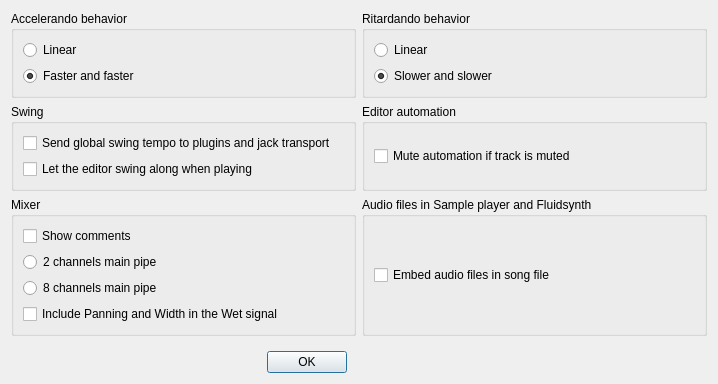
Qt form Qt/qt4_song_properties.ui (kmatheussen/radium) before a commit.
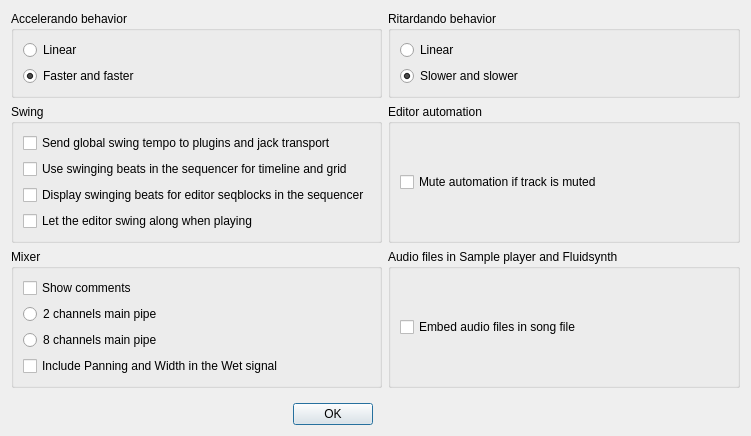
The same form after that commit.

Commit message: Sequencer: 1. Display editor note positions according to swing. 2. Optionally display beats in editor seqblocks according to swing. (true by default). 3. Optionally use global swing to display beats in timeline and for grid. (true by default)

Patch:
```diff
--- a/Qt/qt4_song_properties.ui
+++ b/Qt/qt4_song_properties.ui
@@ -6,8 +6,8 @@
    <rect>
     <x>0</x>
     <y>0</y>
-    <width>718</width>
-    <height>384</height>
+    <width>751</width>
+    <height>436</height>
    </rect>
   </property>
   <property name="sizePolicy">
@@ -80,13 +80,27 @@
         </property>
        </widget>
       </item>
-      <item row="1" column="0">
+      <item row="3" column="0">
        <widget class="QCheckBox" name="swing_along">
         <property name="text">
          <string>Let the editor swing along when playing</string>
         </property>
        </widget>
       </item>
+      <item row="2" column="0">
+       <widget class="QCheckBox" name="display_swinging_beats_in_seqblocks_in_sequencer">
+        <property name="text">
+         <string>Display swinging beats for editor seqblocks in the sequencer</string>
+        </property>
+       </widget>
+      </item>
+      <item row="1" column="0">
+       <widget class="QCheckBox" name="use_swinging_beats_in_sequencer">
+        <property name="text">
+         <string>Use swinging beats in the sequencer for timeline and grid</string>
+        </property>
+       </widget>
+      </item>
      </layout>
     </widget>
    </item>
```
The commit also changes 5 other files.
